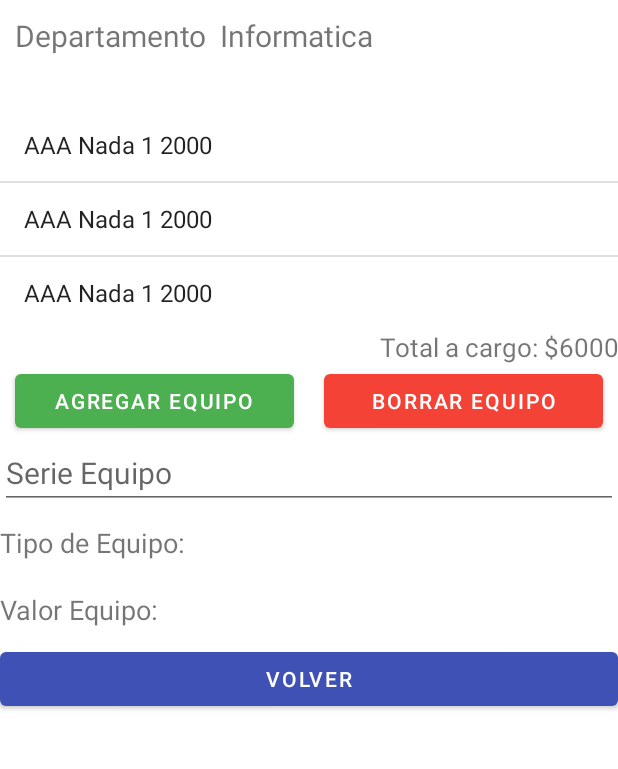
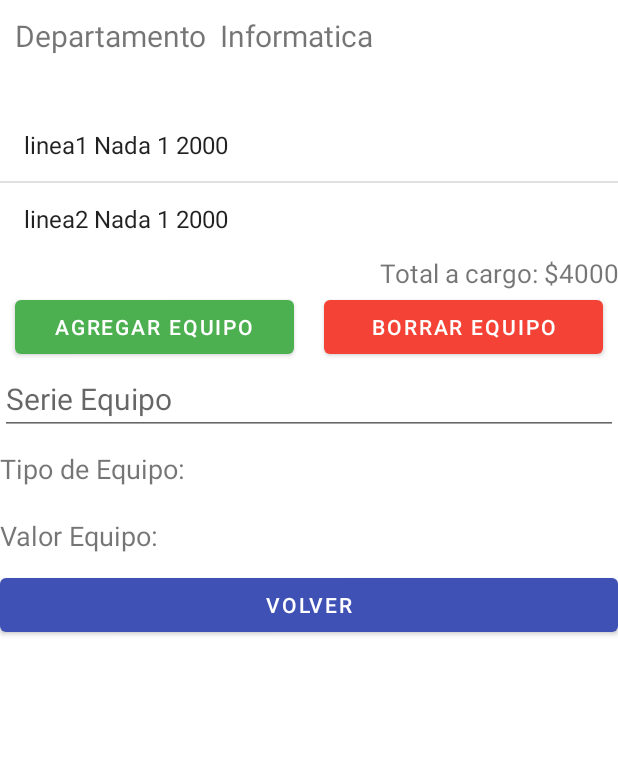
Before and after one commit to Panchober27/Prueba-2-Desarrollo-App-Moviles, an Android app: the screen it shows after launch (MantenedorEquipos), after a tap on an icon or button, on a phone screen of 412 x 824 dp, the part 125-894 px from its top. Run offline under Robolectric (Android 15) with nearby library versions, the phone set to English and light mode, and no system bars.

Commit message:
Mejora carga de usuarios y equipos al inicio de la app

```diff
--- a/app/src/main/java/com/example/franciscoberwart/BaseDatos.java
+++ b/app/src/main/java/com/example/franciscoberwart/BaseDatos.java
@@ -32,6 +32,10 @@ public class BaseDatos {
                 //us.addEquipToUser(equipo); // FALTA PARAMETRO: a que usuario se asigna el equipo?. / o esta resuelto eso?.
                 //tablaEquipos.add(equipo);
                 us.addEquipToUser(equipo);
+
+                // Validar que el equipo no exista (segun serie.)
+
+
             } // CREO QUE ESTA LISTO EL TEMA DE VER A QUE USUARIO :)
         }
 
--- a/app/src/main/java/com/example/franciscoberwart/MainActivity.java
+++ b/app/src/main/java/com/example/franciscoberwart/MainActivity.java
@@ -35,28 +35,7 @@ public class MainActivity extends AppCompatActivity {
     // Metodo para inicializar los componentes.
     private void inits() {
         listView = findViewById(R.id.listView);
-
-        BaseDatos.insertUser(new Usuario("pancho", "Francisco", "Berwart", "Informatica"));
-        BaseDatos.insertUser(new Usuario("mono", "Daniel", "Muñoz", "Medicina"));
-        BaseDatos.insertUser(new Usuario("apu", "Benjamin", "Meneses", "Informatica"));
-
-        // BaseDatos. insertar Equipo a usuario.
-        BaseDatos.addEquipToUser("pancho",new Equipo("AAA","Nada 1",2000));
-        BaseDatos.addEquipToUser("pancho",new Equipo("AAA","Nada 1",2000));
-        BaseDatos.addEquipToUser("pancho",new Equipo("AAA","Nada 1",2000));
-        // 3 EQUIPOS AL USUARIO PANCHO.
-
-        BaseDatos.addEquipToUser("mono",new Equipo("BBB","Mono 1",12300));
-        BaseDatos.addEquipToUser("mono",new Equipo("BBB","Mono 2",45000));
-        BaseDatos.addEquipToUser("mono",new Equipo("BBB","Mono 3",2500));
-        // 3 EQUIPOS AL USUARIO MONO.
-
-        BaseDatos.addEquipToUser("apu",new Equipo("CCC","Japus 1",15000));
-        BaseDatos.addEquipToUser("apu",new Equipo("CCC","Japus 2",34790));
-        BaseDatos.addEquipToUser("apu",new Equipo("CCC","Japus 3",28690));
-        // 3 EQUIPOS AL USUARIO APU.
-
-
+        chargeSistem();
         adapterUsuarios = new ArrayAdapter<Usuario>(MainActivity.this, android.R.layout.simple_list_item_1, BaseDatos.listUsers());
         listView.setAdapter(adapterUsuarios);
 
@@ -87,4 +66,32 @@ public class MainActivity extends AppCompatActivity {
             }
         });
     }
+
+
+    // Metodo para cargar datos Iniciales a los Usuarios y sus Equipos.
+    private void chargeSistem(){
+        BaseDatos.insertUser(new Usuario("pancho", "Francisco", "Berwart", "Informatica"));
+        BaseDatos.insertUser(new Usuario("mono", "Daniel", "Muñoz", "Medicina"));
+        BaseDatos.insertUser(new Usuario("apu", "Benjamin", "Meneses", "Informatica"));
+        BaseDatos.insertUser(new Usuario("alvaro","Alvaro","Guerrero","Comunicaiones"));
+
+        // BaseDatos. insertar Equipo a usuario.
+        BaseDatos.addEquipToUser("pancho",new Equipo("linea1","Nada 1",2000));
+        BaseDatos.addEquipToUser("pancho",new Equipo("linea2","Nada 1",2000));
+        // 2 EQUIPOS AL USUARIO PANCHO.
+
+        BaseDatos.addEquipToUser("mono",new Equipo("linea3","Mono 1",12300));
+        BaseDatos.addEquipToUser("mono",new Equipo("linea4","Mono 2",45000));
+        // 2 EQUIPOS AL USUARIO MONO.
+
+        BaseDatos.addEquipToUser("apu",new Equipo("linea5","Japus 1",15000));
+        BaseDatos.addEquipToUser("apu",new Equipo("linea6","Japus 2",34790));
+        // 2 EQUIPOS AL USUARIO APU.
+
+        BaseDatos.addEquipToUser("alvaro",new Equipo("linea7","Alvaro 1",15000));
+        BaseDatos.addEquipToUser("alvaro",new Equipo("linea8","Alvaro 2",34790));
+        // 2 EQUIPOS AL USUARIO ALVARO.
+
+    }
+
 }
--- a/app/src/main/java/com/example/franciscoberwart/MantenedorEquipos.java
+++ b/app/src/main/java/com/example/franciscoberwart/MantenedorEquipos.java
@@ -24,6 +24,10 @@ public class MantenedorEquipos extends AppCompatActivity {
     private ListView listaEquipos;
     private ArrayAdapter<Equipo> adapterEquipos;
 
+    private String[] listSerie = new String[12];// para colocar en el autoCompleteTextView
+    private ArrayAdapter<String> adapterSeries;
+
+
     @Override
     protected void onCreate(Bundle savedInstanceState) {
         super.onCreate(savedInstanceState);
@@ -48,6 +52,12 @@ public class MantenedorEquipos extends AppCompatActivity {
         autoSerieEquipo = findViewById(R.id.autoSeries);
         tvTipoEquipo = findViewById(R.id.tvTipoEquipo);
         tvValorEquipo = findViewById(R.id.tvTipoEquipo);
+        // Carga del arreglo con las series(id) de los equipos.
+        listSerie = new String[]{
+                "linea 1", "linea 2", "linea 3", "linea 4", "linea 5", "linea 6", "linea 7", "linea 8",
+                "linea 9", "linea 10", "linea 11", "linea 12"};
+        adapterSeries = new ArrayAdapter<String>(MantenedorEquipos.this, android.R.layout.simple_list_item_1, listSerie);
+        autoSerieEquipo.setAdapter(adapterSeries);
 
     }
 
@@ -60,7 +70,7 @@ public class MantenedorEquipos extends AppCompatActivity {
         if (btn.getId() == R.id.btnDeleteEquipo) { // Boton para
             Toast.makeText(MantenedorEquipos.this, "Borrar un Equipo", Toast.LENGTH_LONG).show();
         }
-        if(btn.getId() == R.id.btnVolver){ // Boton para volver a la primera activity.
+        if (btn.getId() == R.id.btnVolver) { // Boton para volver a la primera activity.
             finish();
         }
 
```
